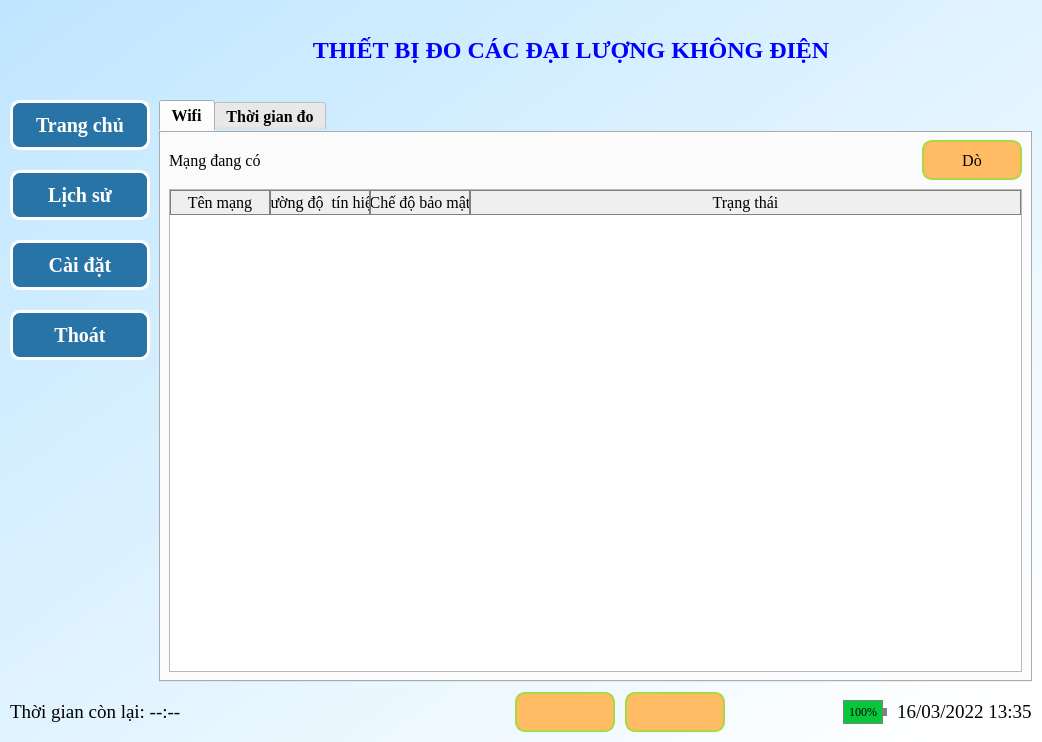
Old version of the form iot.ui in the repository sonmasterj/iot.
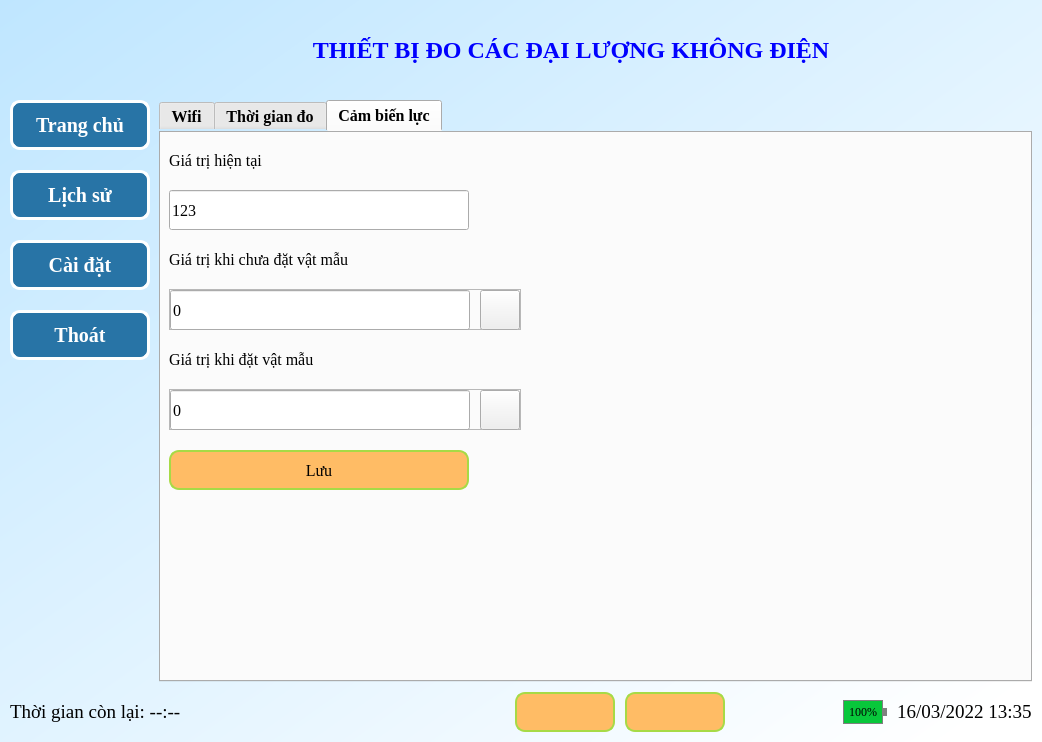
New version of the form. Icons and pictures are not drawn.

Commit message: add force setting

What changed in the file:
```diff
--- a/iot.ui
+++ b/iot.ui
@@ -3378,7 +3378,7 @@
               <enum>QTabWidget::Rounded</enum>
              </property>
              <property name="currentIndex">
-              <number>0</number>
+              <number>2</number>
              </property>
              <property name="iconSize">
               <size>
@@ -3723,6 +3723,385 @@
                </item>
               </layout>
              </widget>
+             <widget class="QWidget" name="forceTab">
+              <property name="font">
+               <font>
+                <family>Times New Roman</family>
+                <pointsize>12</pointsize>
+               </font>
+              </property>
+              <property name="styleSheet">
+               <string notr="true">QWidget::forceTab{
+background-color: transparent;
+}</string>
+              </property>
+              <attribute name="title">
+               <string>Cảm biến lực</string>
+              </attribute>
+              <layout class="QVBoxLayout" name="verticalLayout_18">
+               <property name="spacing">
+                <number>20</number>
+               </property>
+               <property name="leftMargin">
+                <number>10</number>
+               </property>
+               <property name="topMargin">
+                <number>20</number>
+               </property>
+               <property name="rightMargin">
+                <number>10</number>
+               </property>
+               <property name="bottomMargin">
+                <number>10</number>
+               </property>
+               <item>
+                <widget class="QLabel" name="label_14">
+                 <property name="font">
+                  <font>
+                   <family>Times New Roman</family>
+                   <pointsize>12</pointsize>
+                   <weight>50</weight>
+                   <bold>false</bold>
+                  </font>
+                 </property>
+                 <property name="styleSheet">
+                  <string notr="true"/>
+                 </property>
+                 <property name="text">
+                  <string>Giá trị hiện tại </string>
+                 </property>
+                 <property name="alignment">
+                  <set>Qt::AlignLeading|Qt::AlignLeft|Qt::AlignVCenter</set>
+                 </property>
+                </widget>
+               </item>
+               <item>
+                <widget class="QLineEdit" name="txt_force_raw">
+                 <property name="minimumSize">
+                  <size>
+                   <width>300</width>
+                   <height>40</height>
+                  </size>
+                 </property>
+                 <property name="maximumSize">
+                  <size>
+                   <width>300</width>
+                   <height>40</height>
+                  </size>
+                 </property>
+                 <property name="font">
+                  <font>
+                   <family>Times New Roman</family>
+                   <pointsize>12</pointsize>
+                  </font>
+                 </property>
+                 <property name="text">
+                  <string>123</string>
+                 </property>
+                 <property name="alignment">
+                  <set>Qt::AlignLeading|Qt::AlignLeft|Qt::AlignVCenter</set>
+                 </property>
+                 <property name="readOnly">
+                  <bool>true</bool>
+                 </property>
+                </widget>
+               </item>
+               <item>
+                <widget class="QLabel" name="label_15">
+                 <property name="font">
+                  <font>
+                   <family>Times New Roman</family>
+                   <pointsize>12</pointsize>
+                   <weight>50</weight>
+                   <bold>false</bold>
+                  </font>
+                 </property>
+                 <property name="styleSheet">
+                  <string notr="true"/>
+                 </property>
+                 <property name="text">
+                  <string>Giá trị khi chưa đặt vật mẫu</string>
+                 </property>
+                 <property name="alignment">
+                  <set>Qt::AlignLeading|Qt::AlignLeft|Qt::AlignVCenter</set>
+                 </property>
+                </widget>
+               </item>
+               <item alignment="Qt::AlignLeft">
+                <widget class="QFrame" name="frame_11">
+                 <property name="minimumSize">
+                  <size>
+                   <width>0</width>
+                   <height>41</height>
+                  </size>
+                 </property>
+                 <property name="maximumSize">
+                  <size>
+                   <width>16777215</width>
+                   <height>41</height>
+                  </size>
+                 </property>
+                 <property name="frameShape">
+                  <enum>QFrame::StyledPanel</enum>
+                 </property>
+                 <property name="frameShadow">
+                  <enum>QFrame::Raised</enum>
+                 </property>
+                 <layout class="QHBoxLayout" name="horizontalLayout_22">
+                  <property name="spacing">
+                   <number>10</number>
+                  </property>
+                  <property name="leftMargin">
+                   <number>0</number>
+                  </property>
+                  <property name="topMargin">
+                   <number>0</number>
+                  </property>
+                  <property name="rightMargin">
+                   <number>0</number>
+                  </property>
+                  <property name="bottomMargin">
+                   <number>0</number>
+                  </property>
+                  <item>
+                   <widget class="QLineEdit" name="txt_force_zero">
+                    <property name="minimumSize">
+                     <size>
+                      <width>300</width>
+                      <height>40</height>
+                     </size>
+                    </property>
+                    <property name="maximumSize">
+                     <size>
+                      <width>300</width>
+                      <height>40</height>
+                     </size>
+                    </property>
+                    <property name="font">
+                     <font>
+                      <family>Times New Roman</family>
+                      <pointsize>12</pointsize>
+                     </font>
+                    </property>
+                    <property name="text">
+                     <string>0</string>
+                    </property>
+                    <property name="alignment">
+                     <set>Qt::AlignLeading|Qt::AlignLeft|Qt::AlignVCenter</set>
+                    </property>
+                    <property name="readOnly">
+                     <bool>true</bool>
+                    </property>
+                   </widget>
+                  </item>
+                  <item>
+                   <widget class="QPushButton" name="btn_copy_zero">
+                    <property name="minimumSize">
+                     <size>
+                      <width>40</width>
+                      <height>40</height>
+                     </size>
+                    </property>
+                    <property name="maximumSize">
+                     <size>
+                      <width>40</width>
+                      <height>40</height>
+                     </size>
+                    </property>
+                    <property name="text">
+                     <string/>
+                    </property>
+                    <property name="icon">
+                     <iconset resource="assets.qrc">
+                      <normaloff>:/img/copy.svg</normaloff>:/img/copy.svg</iconset>
+                    </property>
+                    <property name="iconSize">
+                     <size>
+                      <width>32</width>
+                      <height>32</height>
+                     </size>
+                    </property>
+                   </widget>
+                  </item>
+                 </layout>
+                </widget>
+               </item>
+               <item>
+                <widget class="QLabel" name="label_16">
+                 <property name="font">
+                  <font>
+                   <family>Times New Roman</family>
+                   <pointsize>12</pointsize>
+                   <weight>50</weight>
+                   <bold>false</bold>
+                  </font>
+                 </property>
+                 <property name="styleSheet">
+                  <string notr="true"/>
+                 </property>
+                 <property name="text">
+                  <string>Giá trị khi đặt vật mẫu</string>
+                 </property>
+                 <property name="alignment">
+                  <set>Qt::AlignLeading|Qt::AlignLeft|Qt::AlignVCenter</set>
+                 </property>
+                </widget>
+               </item>
+               <item alignment="Qt::AlignLeft">
+                <widget class="QFrame" name="frame_12">
+                 <property name="minimumSize">
+                  <size>
+                   <width>0</width>
+                   <height>41</height>
+                  </size>
+                 </property>
+                 <property name="maximumSize">
+                  <size>
+                   <width>16777215</width>
+                   <height>41</height>
+                  </size>
+                 </property>
+                 <property name="frameShape">
+                  <enum>QFrame::StyledPanel</enum>
+                 </property>
+                 <property name="frameShadow">
+                  <enum>QFrame::Raised</enum>
+                 </property>
+                 <layout class="QHBoxLayout" name="horizontalLayout_23">
+                  <property name="spacing">
+                   <number>10</number>
+                  </property>
+                  <property name="leftMargin">
+                   <number>0</number>
+                  </property>
+                  <property name="topMargin">
+                   <number>0</number>
+                  </property>
+                  <property name="rightMargin">
+                   <number>0</number>
+                  </property>
+                  <property name="bottomMargin">
+                   <number>0</number>
+                  </property>
+                  <item>
+                   <widget class="QLineEdit" name="txt_force_cal">
+                    <property name="minimumSize">
+                     <size>
+                      <width>300</width>
+                      <height>40</height>
+                     </size>
+                    </property>
+                    <property name="maximumSize">
+                     <size>
+                      <width>300</width>
+                      <height>40</height>
+                     </size>
+                    </property>
+                    <property name="font">
+                     <font>
+                      <family>Times New Roman</family>
+                      <pointsize>12</pointsize>
+                     </font>
+                    </property>
+                    <property name="text">
+                     <string>0</string>
+                    </property>
+                    <property name="alignment">
+                     <set>Qt::AlignLeading|Qt::AlignLeft|Qt::AlignVCenter</set>
+                    </property>
+                    <property name="readOnly">
+                     <bool>true</bool>
+                    </property>
+                   </widget>
+                  </item>
+                  <item>
+                   <widget class="QPushButton" name="btn_copy_cal">
+                    <property name="minimumSize">
+                     <size>
+                      <width>40</width>
+                      <height>40</height>
+                     </size>
+                    </property>
+                    <property name="maximumSize">
+                     <size>
+                      <width>40</width>
+                      <height>40</height>
+                     </size>
+                    </property>
+                    <property name="text">
+                     <string/>
+                    </property>
+                    <property name="icon">
+                     <iconset resource="assets.qrc">
+                      <normaloff>:/img/copy.svg</normaloff>:/img/copy.svg</iconset>
+                    </property>
+                    <property name="iconSize">
+                     <size>
+                      <width>32</width>
+                      <height>32</height>
+                     </size>
+                    </property>
+                   </widget>
+                  </item>
+                 </layout>
+                </widget>
+               </item>
+               <item>
+                <widget class="QPushButton" name="btn_force_save">
+                 <property name="minimumSize">
+                  <size>
+                   <width>100</width>
+                   <height>40</height>
+                  </size>
+                 </property>
+                 <property name="maximumSize">
+                  <size>
+                   <width>300</width>
+                   <height>40</height>
+                  </size>
+                 </property>
+                 <property name="baseSize">
+                  <size>
+                   <width>0</width>
+                   <height>0</height>
+                  </size>
+                 </property>
+                 <property name="font">
+                  <font>
+                   <family>Times New Roman</family>
+                   <pointsize>12</pointsize>
+                  </font>
+                 </property>
+                 <property name="styleSheet">
+                  <string notr="true">QPushButton{
+	background-color: #ffbc65;
+    border: 2px solid #a7da46;
+    border-radius:10px;
+}
+QPushButton:hover{
+background-color:#ffe5c4;
+}</string>
+                 </property>
+                 <property name="text">
+                  <string>Lưu</string>
+                 </property>
+                </widget>
+               </item>
+               <item>
+                <spacer name="verticalSpacer_5">
+                 <property name="orientation">
+                  <enum>Qt::Vertical</enum>
+                 </property>
+                 <property name="sizeHint" stdset="0">
+                  <size>
+                   <width>20</width>
+                   <height>40</height>
+                  </size>
+                 </property>
+                </spacer>
+               </item>
+              </layout>
+             </widget>
             </widget>
            </item>
           </layout>
```
The commit also changes 3 other files.
